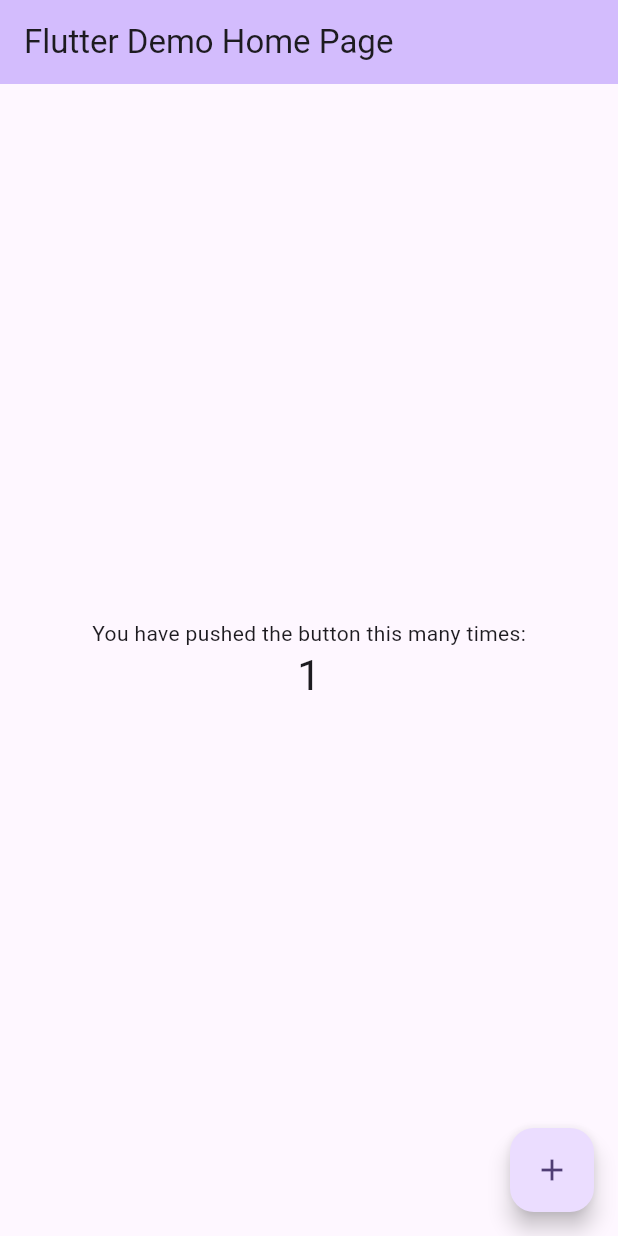
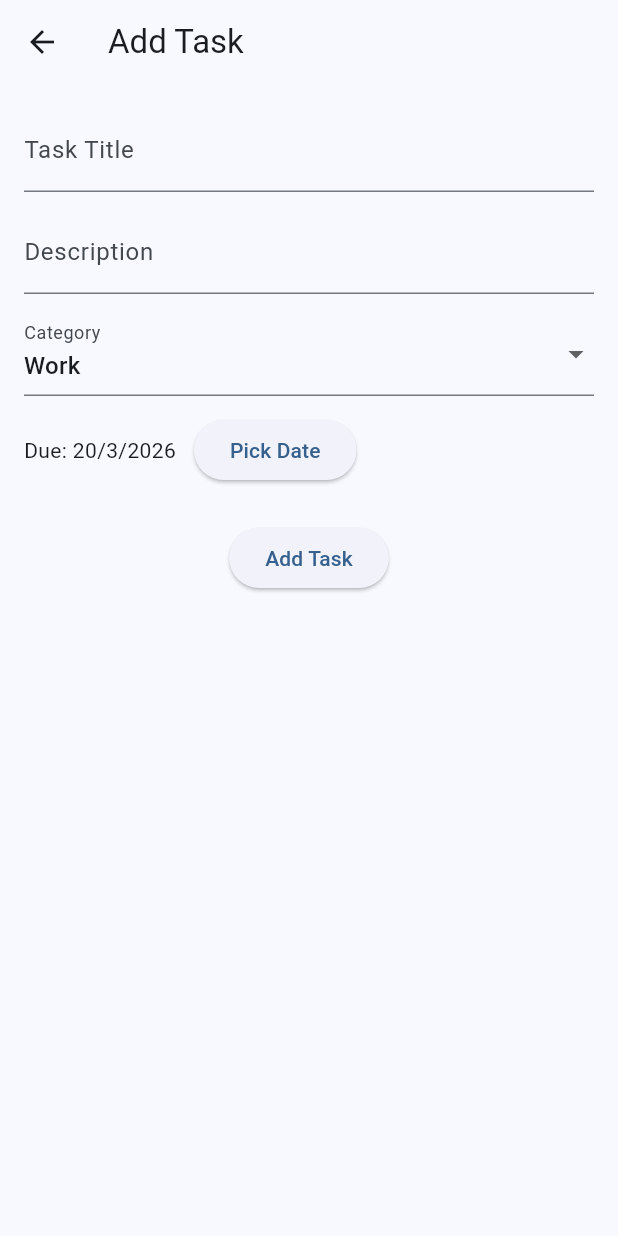
Before and after one commit to Ashish2719/MAD317_taskflow, a Flutter app: the screen it shows after launch, after a tap on the "add" icon, on a phone screen of 412 x 824 dp. Run offline on Flutter 3.47's test engine with Material 3 defaults, Android fonts, the phone set to English and light mode, and no system bars.

Commit message:
Initial project setup: Added all screens, models and services

```diff
--- a/lib/main.dart
+++ b/lib/main.dart
@@ -1,122 +1,23 @@
 import 'package:flutter/material.dart';
+import 'screens/home_screen.dart';
 
 void main() {
-  runApp(const MyApp());
+  runApp(const TaskFlowApp());
 }
 
-class MyApp extends StatelessWidget {
-  const MyApp({super.key});
+class TaskFlowApp extends StatelessWidget {
+  const TaskFlowApp({super.key});
 
-  // This widget is the root of your application.
   @override
   Widget build(BuildContext context) {
     return MaterialApp(
-      title: 'Flutter Demo',
+      title: 'TaskFlow',
+      debugShowCheckedModeBanner: false,
       theme: ThemeData(
-        // This is the theme of your application.
-        //
-        // TRY THIS: Try running your application with "flutter run". You'll see
-        // the application has a purple toolbar. Then, without quitting the app,
-        // try changing the seedColor in the colorScheme below to Colors.green
-        // and then invoke "hot reload" (save your changes or press the "hot
-        // reload" button in a Flutter-supported IDE, or press "r" if you used
-        // the command line to start the app).
-        //
-        // Notice that the counter didn't reset back to zero; the application
-        // state is not lost during the reload. To reset the state, use hot
-        // restart instead.
-        //
-        // This works for code too, not just values: Most code changes can be
-        // tested with just a hot reload.
-        colorScheme: .fromSeed(seedColor: Colors.deepPurple),
+        colorScheme: ColorScheme.fromSeed(seedColor: Colors.blue),
+        useMaterial3: true,
       ),
-      home: const MyHomePage(title: 'Flutter Demo Home Page'),
+      home: const HomeScreen(),
     );
   }
 }
-
-class MyHomePage extends StatefulWidget {
-  const MyHomePage({super.key, required this.title});
-
-  // This widget is the home page of your application. It is stateful, meaning
-  // that it has a State object (defined below) that contains fields that affect
-  // how it looks.
-
-  // This class is the configuration for the state. It holds the values (in this
-  // case the title) provided by the parent (in this case the App widget) and
-  // used by the build method of the State. Fields in a Widget subclass are
-  // always marked "final".
-
-  final String title;
-
-  @override
-  State<MyHomePage> createState() => _MyHomePageState();
-}
-
-class _MyHomePageState extends State<MyHomePage> {
-  int _counter = 0;
-
-  void _incrementCounter() {
-    setState(() {
-      // This call to setState tells the Flutter framework that something has
-      // changed in this State, which causes it to rerun the build method below
-      // so that the display can reflect the updated values. If we changed
-      // _counter without calling setState(), then the build method would not be
-      // called again, and so nothing would appear to happen.
-      _counter++;
-    });
-  }
-
-  @override
-  Widget build(BuildContext context) {
-    // This method is rerun every time setState is called, for instance as done
-    // by the _incrementCounter method above.
-    //
-    // The Flutter framework has been optimized to make rerunning build methods
-    // fast, so that you can just rebuild anything that needs updating rather
-    // than having to individually change instances of widgets.
-    return Scaffold(
-      appBar: AppBar(
-        // TRY THIS: Try changing the color here to a specific color (to
-        // Colors.amber, perhaps?) and trigger a hot reload to see the AppBar
-        // change color while the other colors stay the same.
-        backgroundColor: Theme.of(context).colorScheme.inversePrimary,
-        // Here we take the value from the MyHomePage object that was created by
-        // the App.build method, and use it to set our appbar title.
-        title: Text(widget.title),
-      ),
-      body: Center(
-        // Center is a layout widget. It takes a single child and positions it
-        // in the middle of the parent.
-        child: Column(
-          // Column is also a layout widget. It takes a list of children and
-          // arranges them vertically. By default, it sizes itself to fit its
-          // children horizontally, and tries to be as tall as its parent.
-          //
-          // Column has various properties to control how it sizes itself and
-          // how it positions its children. Here we use mainAxisAlignment to
-          // center the children vertically; the main axis here is the vertical
-          // axis because Columns are vertical (the cross axis would be
-          // horizontal).
-          //
-          // TRY THIS: Invoke "debug painting" (choose the "Toggle Debug Paint"
-          // action in the IDE, or press "p" in the console), to see the
-          // wireframe for each widget.
-          mainAxisAlignment: .center,
-          children: [
-            const Text('You have pushed the button this many times:'),
-            Text(
-              '$_counter',
-              style: Theme.of(context).textTheme.headlineMedium,
-            ),
-          ],
-        ),
-      ),
-      floatingActionButton: FloatingActionButton(
-        onPressed: _incrementCounter,
-        tooltip: 'Increment',
-        child: const Icon(Icons.add),
-      ),
-    );
-  }
-}
--- /dev/null
+++ b/lib/models/category_model.dart
@@ -0,0 +1,14 @@
+class Category {
+  final String id;
+  final String name;
+
+  Category({required this.id, required this.name});
+}
+
+final List<Category> defaultCategories = [
+  Category(id: '1', name: 'Work'),
+  Category(id: '2', name: 'Personal'),
+  Category(id: '3', name: 'Shopping'),
+  Category(id: '4', name: 'Health'),
+  Category(id: '5', name: 'Study'),
+];
--- /dev/null
+++ b/lib/models/task_model.dart
@@ -0,0 +1,17 @@
+class Task {
+  final String id;
+  final String title;
+  final String description;
+  final DateTime dueDate;
+  final String category;
+  bool isCompleted;
+
+  Task({
+    required this.id,
+    required this.title,
+    required this.description,
+    required this.dueDate,
+    required this.category,
+    this.isCompleted = false,
+  });
+}
--- /dev/null
+++ b/lib/screens/add_task_screen.dart
@@ -0,0 +1,84 @@
+import 'package:flutter/material.dart';
+import '../models/task_model.dart';
+import '../models/category_model.dart';
+import 'dart:math';
+
+class AddTaskScreen extends StatefulWidget {
+  const AddTaskScreen({super.key});
+
+  @override
+  State<AddTaskScreen> createState() => _AddTaskScreenState();
+}
+
+class _AddTaskScreenState extends State<AddTaskScreen> {
+  final _titleController = TextEditingController();
+  final _descController = TextEditingController();
+  DateTime _dueDate = DateTime.now().add(const Duration(days: 1));
+  String _selectedCategory = 'Work';
+
+  @override
+  Widget build(BuildContext context) {
+    return Scaffold(
+      appBar: AppBar(title: const Text('Add Task')),
+      body: Padding(
+        padding: const EdgeInsets.all(16),
+        child: Column(
+          children: [
+            TextField(
+              controller: _titleController,
+              decoration: const InputDecoration(labelText: 'Task Title'),
+            ),
+            const SizedBox(height: 12),
+            TextField(
+              controller: _descController,
+              decoration: const InputDecoration(labelText: 'Description'),
+            ),
+            const SizedBox(height: 12),
+            DropdownButtonFormField<String>(
+              value: _selectedCategory,
+              items: defaultCategories
+                  .map((c) => DropdownMenuItem(value: c.name, child: Text(c.name)))
+                  .toList(),
+              onChanged: (val) => setState(() => _selectedCategory = val!),
+              decoration: const InputDecoration(labelText: 'Category'),
+            ),
+            const SizedBox(height: 12),
+            Row(
+              children: [
+                Text('Due: ${_dueDate.day}/${_dueDate.month}/${_dueDate.year}'),
+                const SizedBox(width: 12),
+                ElevatedButton(
+                  onPressed: () async {
+                    final picked = await showDatePicker(
+                      context: context,
+                      initialDate: _dueDate,
+                      firstDate: DateTime.now(),
+                      lastDate: DateTime(2030),
+                    );
+                    if (picked != null) setState(() => _dueDate = picked);
+                  },
+                  child: const Text('Pick Date'),
+                ),
+              ],
+            ),
+            const SizedBox(height: 24),
+            ElevatedButton(
+              onPressed: () {
+                if (_titleController.text.isEmpty) return;
+                final task = Task(
+                  id: Random().nextInt(99999).toString(),
+                  title: _titleController.text,
+                  description: _descController.text,
+                  dueDate: _dueDate,
+                  category: _selectedCategory,
+                );
+                Navigator.pop(context, task);
+              },
+              child: const Text('Add Task'),
+            ),
+          ],
+        ),
+      ),
+    );
+  }
+}
--- /dev/null
+++ b/lib/screens/home_screen.dart
@@ -0,0 +1,93 @@
+import 'package:flutter/material.dart';
+import '../models/task_model.dart';
+import '../services/task_service.dart';
+import 'add_task_screen.dart';
+
+class HomeScreen extends StatefulWidget {
+  const HomeScreen({super.key});
+
+  @override
+  State<HomeScreen> createState() => _HomeScreenState();
+}
+
+class _HomeScreenState extends State<HomeScreen> with SingleTickerProviderStateMixin {
+  final TaskService _taskService = TaskService();
+  late TabController _tabController;
+
+  @override
+  void initState() {
+    super.initState();
+    _tabController = TabController(length: 3, vsync: this);
+  }
+
+  @override
+  Widget build(BuildContext context) {
+    return Scaffold(
+      appBar: AppBar(
+        title: const Text('TaskFlow'),
+        backgroundColor: Theme.of(context).colorScheme.primary,
+        foregroundColor: Colors.white,
+        bottom: TabBar(
+          controller: _tabController,
+          labelColor: Colors.white,
+          tabs: const [
+            Tab(text: 'All'),
+            Tab(text: 'Active'),
+            Tab(text: 'Done'),
+          ],
+        ),
+      ),
+      body: TabBarView(
+        controller: _tabController,
+        children: [
+          _buildTaskList(_taskService.getAllTasks()),
+          _buildTaskList(_taskService.getActiveTasks()),
+          _buildTaskList(_taskService.getCompletedTasks()),
+        ],
+      ),
+      floatingActionButton: FloatingActionButton(
+        onPressed: () async {
+          final newTask = await Navigator.push(
+            context,
+            MaterialPageRoute(builder: (_) => const AddTaskScreen()),
+          );
+          if (newTask != null) {
+            setState(() => _taskService.addTask(newTask));
+          }
+        },
+        child: const Icon(Icons.add),
+      ),
+    );
+  }
+
+  Widget _buildTaskList(List<Task> tasks) {
+    if (tasks.isEmpty) {
+      return const Center(child: Text('No tasks here!'));
+    }
+    return ListView.builder(
+      itemCount: tasks.length,
+      itemBuilder: (_, i) {
+        final task = tasks[i];
+        return ListTile(
+          leading: Checkbox(
+            value: task.isCompleted,
+            onChanged: (val) {
+              setState(() => _taskService.updateTask(task.id, isCompleted: val));
+            },
+          ),
+          title: Text(
+            task.title,
+            style: TextStyle(
+              decoration: task.isCompleted ? TextDecoration.lineThrough : null,
+            ),
+          ),
+          subtitle: Text('${task.category} · Due: ${task.dueDate.day}/${task.dueDate.month}/${task.dueDate.year}'),
+          trailing: IconButton(
+            icon: const Icon(Icons.delete, color: Colors.red),
+            onPressed: () => setState(() => _taskService.deleteTask(task.id)),
+          ),
+        );
+      },
+    );
+  }
+}
--- /dev/null
+++ b/lib/services/task_service.dart
@@ -0,0 +1,34 @@
+import '../models/task_model.dart';
+
+class TaskService {
+  final List<Task> _tasks = [];
+
+  List<Task> getAllTasks() => _tasks;
+
+  List<Task> getActiveTasks() => _tasks.where((t) => !t.isCompleted).toList();
+
+  List<Task> getCompletedTasks() => _tasks.where((t) => t.isCompleted).toList();
+
+  void addTask(Task task) {
+    _tasks.add(task);
+  }
+
+  void updateTask(String id, {String? title, String? description, bool? isCompleted}) {
+    final index = _tasks.indexWhere((t) => t.id == id);
+    if (index != -1) {
+      final task = _tasks[index];
+      _tasks[index] = Task(
+        id: task.id,
+        title: title ?? task.title,
+        description: description ?? task.description,
+        dueDate: task.dueDate,
+        category: task.category,
+        isCompleted: isCompleted ?? task.isCompleted,
+      );
+    }
+  }
+
+  void deleteTask(String id) {
+    _tasks.removeWhere((t) => t.id == id);
+  }
+}
```
Also changed, not shown: lib/screens/login_screen.dart (added).
